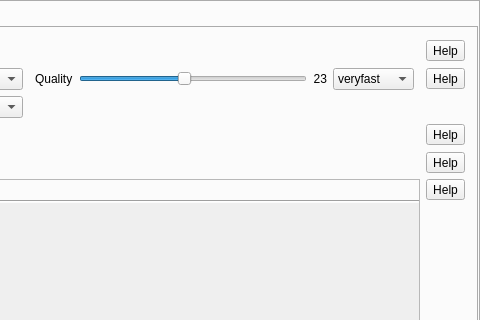
Qt form src/formMainWindow.ui (vkohaupt/vokoscreenNG) before a commit; both pictures show x 334 to 814 and y 0 to 320 of the 814 by 448 pixel window.
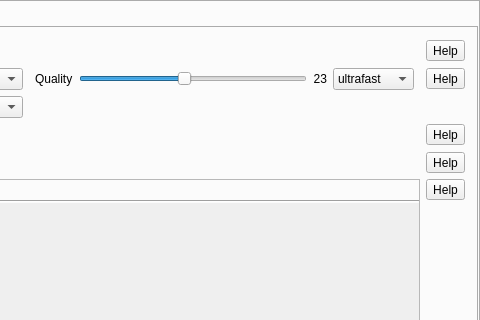
The same form after that commit. Icons and pictures are not drawn.

What changed in the file:
```diff
--- a/src/formMainWindow.ui
+++ b/src/formMainWindow.ui
@@ -609,10 +609,10 @@
                     <item>
                      <widget class="QComboBox" name="comboBoxx264Preset">
                       <property name="currentText">
-                       <string notr="true">veryfast</string>
+                       <string notr="true">ultrafast</string>
                       </property>
                       <property name="currentIndex">
-                       <number>2</number>
+                       <number>0</number>
                       </property>
                       <item>
                        <property name="text">
```
Left out of the diff: 38 changed lines with no effect on the pictures.
